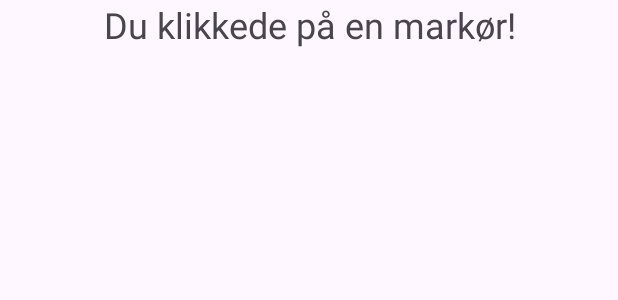
After one commit to safirose/InteractiveTestProjekt, an Android app: the layout activity_marker_detail.xml on its own in the app's theme, with its tools: preview values and no code run, on a phone screen of 412 x 824 dp. The commit adds this screen. Shown: the top 300 px of the screen. Run offline under Robolectric (Android 15) with nearby library versions, the phone set to English and light mode, and no system bars.

Commit message:
Fra d.8/4

```diff
--- /dev/null
+++ b/app/src/main/res/layout/activity_marker_detail.xml
@@ -0,0 +1,13 @@
+<LinearLayout xmlns:android="http://schemas.android.com/apk/res/android"
+    android:layout_width="match_parent"
+    android:layout_height="match_parent"
+    android:orientation="vertical">
+
+    <TextView
+        android:id="@+id/textView"
+        android:layout_width="match_parent"
+        android:layout_height="wrap_content"
+        android:textSize="24sp"
+        android:gravity="center"
+        android:text="Du klikkede på en markør!" />
+</LinearLayout>
```
Also changed, not shown: app/src/main/AndroidManifest.xml (+11 -9 lines), app/src/main/java/org/beginningandroid/interactivetest/MainActivity.java (+25 -1 lines), app/src/main/java/org/beginningandroid/interactivetest/MarkerDetailActivity.java (added, +20 -0 lines).
